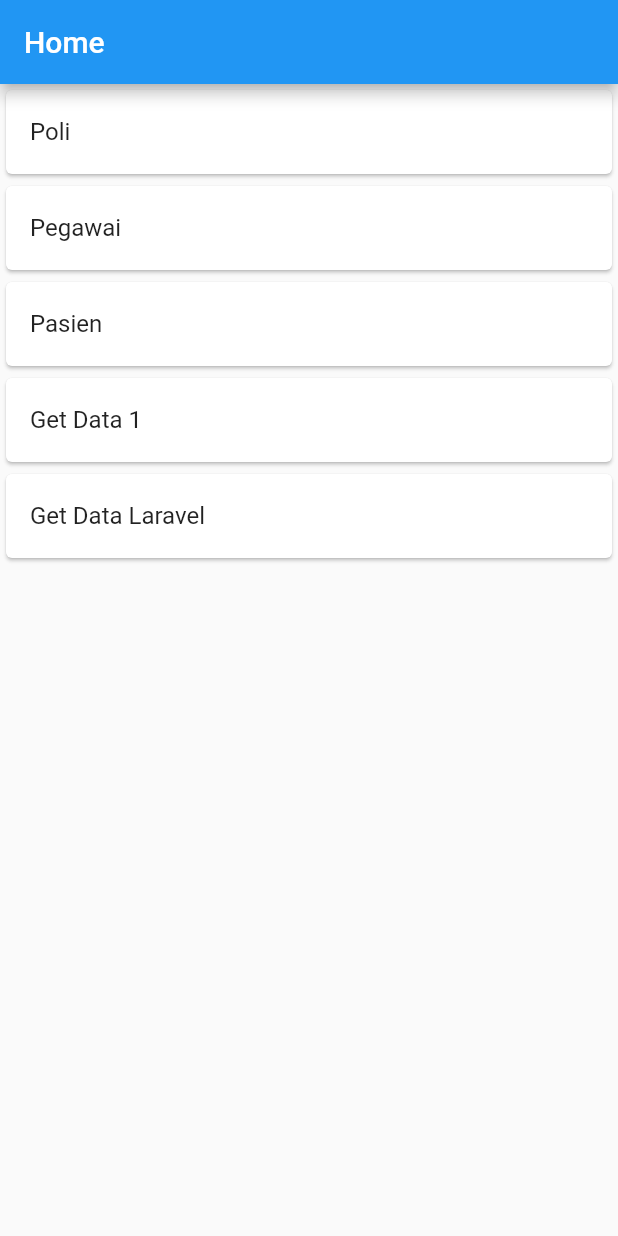
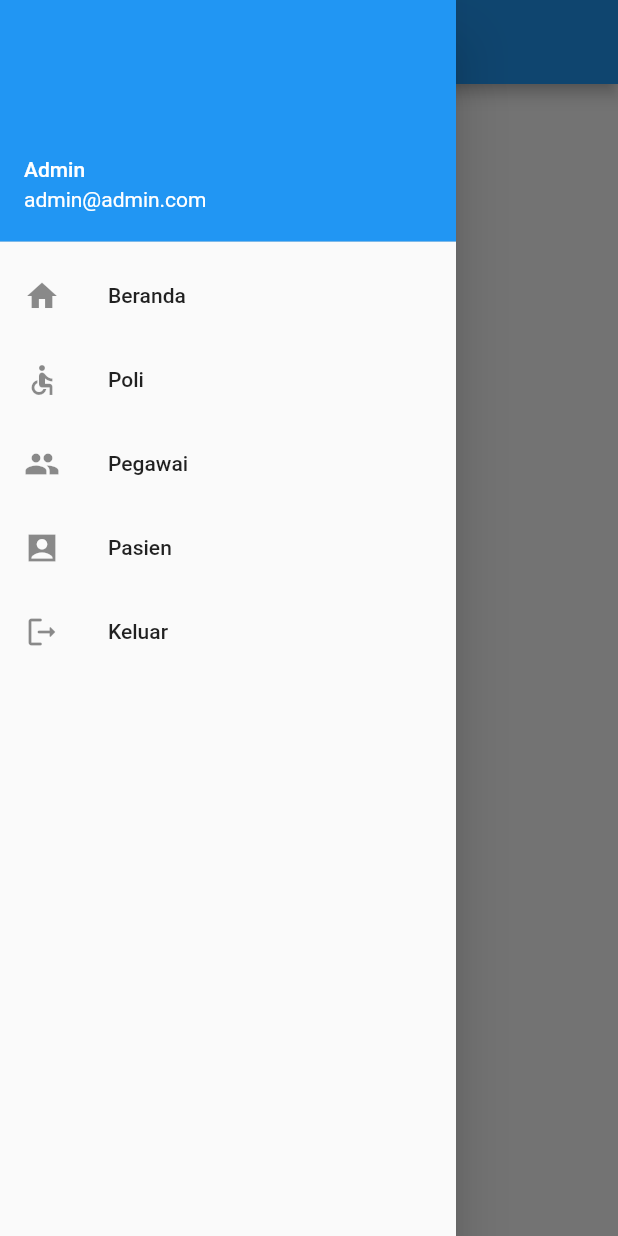
Before and after one commit to alfimonth/mobile-app-klinik, a Flutter app: the screen it shows after launch, with the side drawer open (before the commit the screen has no drawer), on a phone screen of 412 x 824 dp. Run offline on Flutter 3.47's test engine with Material 2 defaults, Android fonts, the phone set to English and light mode, and no system bars.

Commit message:
Membuat sidebar menu (drawer)

```diff
--- a/lib/main.dart
+++ b/lib/main.dart
@@ -3,8 +3,8 @@ import 'package:flutter/material.dart';
 // import 'column_widget.dart';
 // import 'row_widget.dart';
 // import 'baris_kolom.dart';
-import 'ui/home.dart';
-
+// import 'ui/home.dart';
+import 'ui/beranda.dart';
 
 void main() {
   runApp(const MyApp());
@@ -21,7 +21,7 @@ class MyApp extends StatelessWidget {
       // home: ColumnWidget(),
       // home: RowWidget(),
       // home: BarisKolomWidget(),
-      home: HomePage(),
+      home: Beranda(),
       debugShowCheckedModeBanner: false,
     );
   }
--- a/lib/ui/beranda.dart
+++ b/lib/ui/beranda.dart
@@ -1,4 +1,5 @@
 import 'package:flutter/material.dart';
+import '../widget/sidebar.dart';
 
 class Beranda extends StatelessWidget {
   const Beranda({super.key});
@@ -6,6 +7,7 @@ class Beranda extends StatelessWidget {
   @override
   Widget build(BuildContext context) {
     return Scaffold(
+      drawer: Sidebar(),
       appBar: AppBar(title: Text("Beranda")),
       body: Center(
         child: Text("Selamat Datang"),
--- a/lib/ui/poli_page.dart
+++ b/lib/ui/poli_page.dart
@@ -3,6 +3,7 @@ import '../model/poli.dart';
 import 'poli_detail.dart';
 import 'poli_item.dart';
 import 'poli_form.dart';
+import '../widget/sidebar.dart';
 
 class PoliPage extends StatefulWidget {
   const PoliPage({super.key});
@@ -14,6 +15,7 @@ class _PoliPageState extends State<PoliPage> {
   @override
   Widget build(BuildContext context) {
     return Scaffold(
+      drawer: Sidebar(),
       backgroundColor: Colors.black12,
       appBar: AppBar(
         title: const Text("Data Poli"),
--- /dev/null
+++ b/lib/widget/sidebar.dart
@@ -0,0 +1,57 @@
+import 'package:flutter/material.dart';
+import '../ui/beranda.dart';
+import '../ui/login.dart';
+import '../ui/poli_page.dart';
+
+class Sidebar extends StatelessWidget {
+  const Sidebar({Key? key}) : super(key: key);
+  @override
+  Widget build(BuildContext context) {
+    return Drawer(
+      child: ListView(
+        padding: EdgeInsets.zero,
+        children: [
+          UserAccountsDrawerHeader(
+              accountName: Text("Admin"),
+              accountEmail: Text("admin@admin.com")),
+          ListTile(
+            leading: Icon(Icons.home),
+            title: Text("Beranda"),
+            onTap: () {
+              Navigator.push(
+                  context, MaterialPageRoute(builder: (context) => Beranda()));
+            },
+          ),
+          ListTile(
+            leading: Icon(Icons.accessible),
+            title: Text("Poli"),
+            onTap: () {
+              Navigator.push(
+                  context, MaterialPageRoute(builder: (context) => PoliPage()));
+            },
+          ),
+          ListTile(
+            leading: Icon(Icons.people),
+            title: Text("Pegawai"),
+            onTap: () {},
+          ),
+          ListTile(
+            leading: Icon(Icons.account_box_sharp),
+            title: Text("Pasien"),
+            onTap: () {},
+          ),
+          ListTile(
+            leading: Icon(Icons.logout_rounded),
+            title: Text("Keluar"),
+            onTap: () {
+              Navigator.pushAndRemoveUntil(
+                  context,
+                  MaterialPageRoute(builder: (context) => Login()),
+                  (Route<dynamic> route) => false);
+            },
+          )
+        ],
+      ),
+    );
+  }
+}
```
